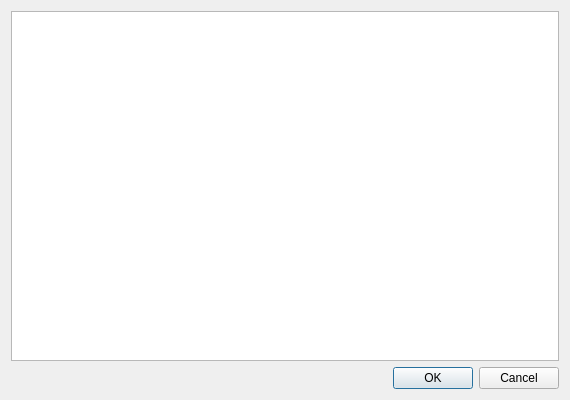
Old version of the form poc/FileListDialog.ui in the repository open-eid/TeRa.
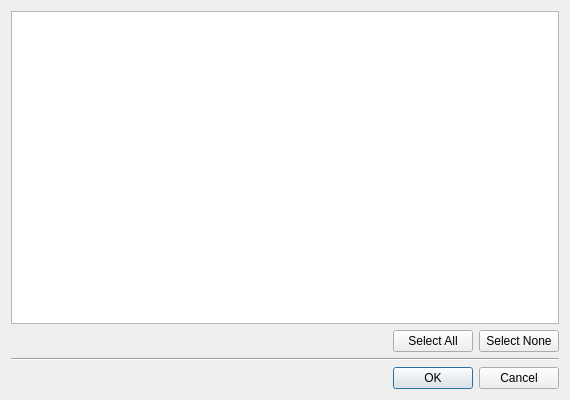
New version of the form.

What changed in the file:
```diff
--- a/poc/FileListDialog.ui
+++ b/poc/FileListDialog.ui
@@ -62,6 +62,58 @@
      </widget>
     </widget>
    </item>
+   <item>
+    <widget class="QWidget" name="widget" native="true">
+     <layout class="QGridLayout" name="gridLayout">
+      <property name="leftMargin">
+       <number>0</number>
+      </property>
+      <property name="topMargin">
+       <number>0</number>
+      </property>
+      <property name="rightMargin">
+       <number>0</number>
+      </property>
+      <property name="bottomMargin">
+       <number>0</number>
+      </property>
+      <item row="0" column="2">
+       <widget class="QPushButton" name="btnSelectNone">
+        <property name="text">
+         <string>Select None</string>
+        </property>
+       </widget>
+      </item>
+      <item row="0" column="1">
+       <widget class="QPushButton" name="btnSelectAll">
+        <property name="text">
+         <string>Select All</string>
+        </property>
+       </widget>
+      </item>
+      <item row="0" column="0">
+       <spacer name="horizontalSpacer">
+        <property name="orientation">
+         <enum>Qt::Horizontal</enum>
+        </property>
+        <property name="sizeHint" stdset="0">
+         <size>
+          <width>40</width>
+          <height>20</height>
+         </size>
+        </property>
+       </spacer>
+      </item>
+     </layout>
+    </widget>
+   </item>
+   <item>
+    <widget class="Line" name="line">
+     <property name="orientation">
+      <enum>Qt::Horizontal</enum>
+     </property>
+    </widget>
+   </item>
    <item>
     <widget class="QDialogButtonBox" name="buttonBox">
      <property name="standardButtons">
```
